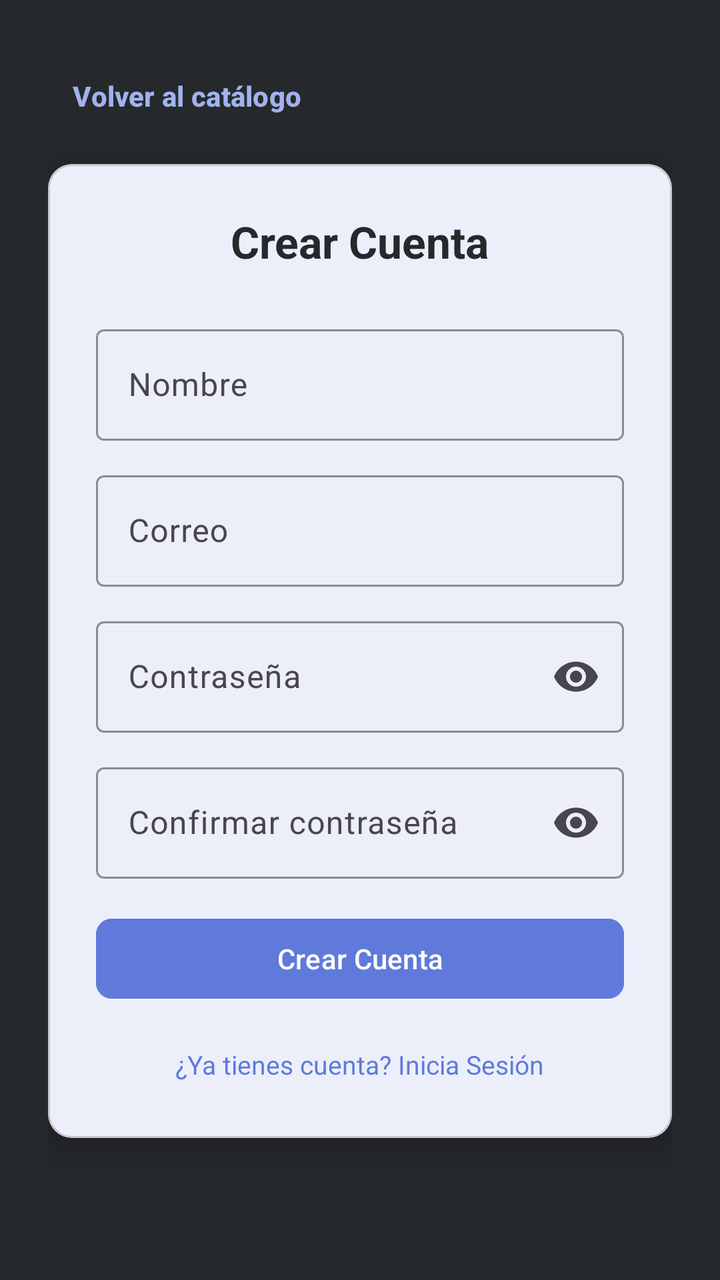
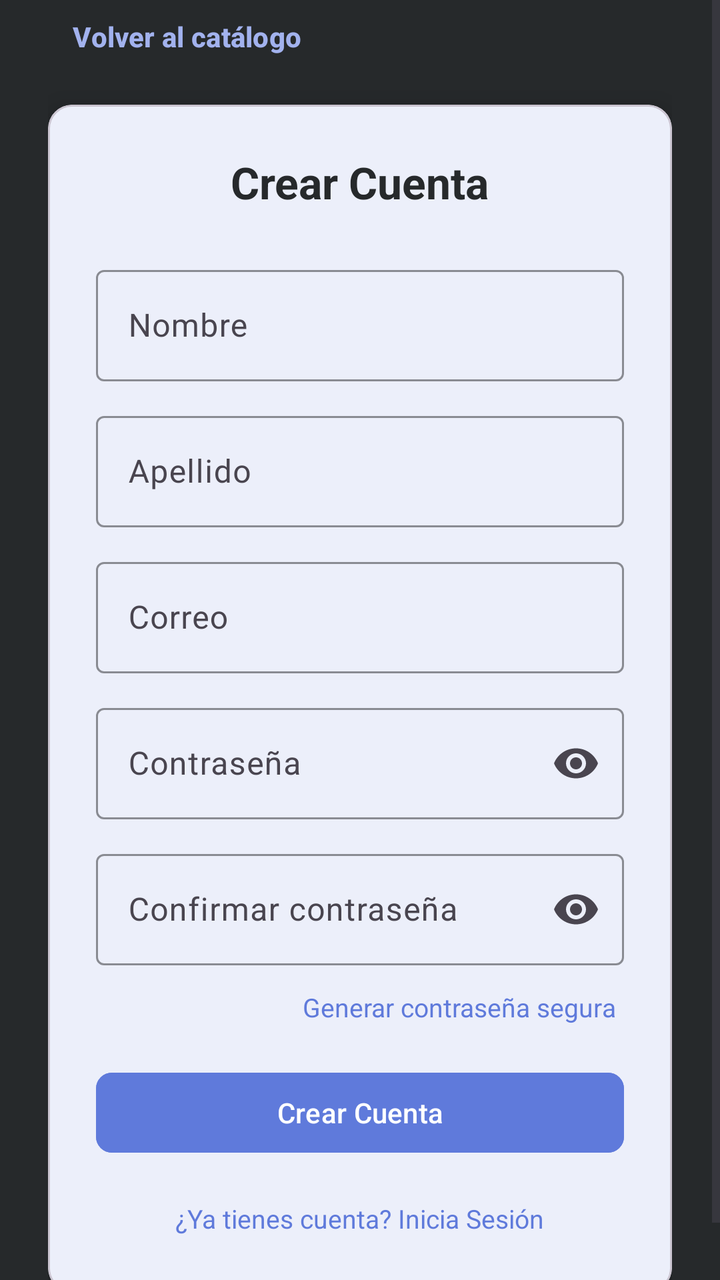

Two renders of the same Android screen: before a commit and after it. Below are the layout's source before the change and the commit's diff.
<!-- AndroidManifest.xml: application theme Theme.CompraSegura -->
<!-- res/layout/activity_register.xml -->
<?xml version="1.0" encoding="utf-8"?>
<ScrollView xmlns:android="http://schemas.android.com/apk/res/android"
    xmlns:app="http://schemas.android.com/apk/res-auto"
    xmlns:tools="http://schemas.android.com/tools"
    android:layout_width="match_parent"
    android:layout_height="match_parent"
    android:background="@color/dark_primary"
    android:fillViewport="true"
    tools:context=".ui.auth.RegisterActivity">

    <LinearLayout
        android:layout_width="match_parent"
        android:layout_height="wrap_content"
        android:layout_gravity="center_vertical"
        android:orientation="vertical"
        android:padding="24dp">

        
        <Button
            android:id="@+id/botonVolver"
            style="@style/Widget.Material3.Button.TextButton"
            android:layout_width="wrap_content"
            android:layout_height="wrap_content"
            android:layout_marginBottom="10dp"
            android:text="Volver al catálogo"
            android:textStyle="bold"
            android:textColor="@color/primary_light" />

        
        <com.google.android.material.card.MaterialCardView
            android:layout_width="match_parent"
            android:layout_height="wrap_content"
            app:cardBackgroundColor="@color/white"
            app:cardCornerRadius="12dp"
            app:cardElevation="8dp">

            <LinearLayout
                android:layout_width="match_parent"
                android:layout_height="wrap_content"
                android:orientation="vertical"
                android:padding="24dp">

                <TextView
                    android:layout_width="wrap_content"
                    android:layout_height="wrap_content"
                    android:layout_gravity="center_horizontal"
                    android:text="Crear Cuenta"
                    android:textColor="@color/text_primary"
                    android:textSize="22sp"
                    android:textStyle="bold" />

                
                <com.google.android.material.textfield.TextInputLayout
                    style="@style/Widget.Material3.TextInputLayout.OutlinedBox"
                    android:layout_width="match_parent"
                    android:layout_height="wrap_content"
                    android:layout_marginTop="24dp"
                    android:hint="Nombre"
                    app:boxStrokeColor="@color/primary"
                    app:hintTextColor="@color/text_secondary">

                    <com.google.android.material.textfield.TextInputEditText
                        android:id="@+id/campoNombre"
                        android:layout_width="match_parent"
                        android:layout_height="wrap_content"
                        android:autofillHints="name"
                        android:inputType="textPersonName" />
                </com.google.android.material.textfield.TextInputLayout>

                
                <com.google.android.material.textfield.TextInputLayout
                    style="@style/Widget.Material3.TextInputLayout.OutlinedBox"
                    android:layout_width="match_parent"
                    android:layout_height="wrap_content"
                    android:layout_marginTop="12dp"
                    android:hint="Correo"
                    app:boxStrokeColor="@color/primary"
                    app:hintTextColor="@color/text_secondary">

                    <com.google.android.material.textfield.TextInputEditText
                        android:id="@+id/campoCorreo"
                        android:layout_width="match_parent"
                        android:layout_height="wrap_content"
                        android:autofillHints="emailAddress"
                        android:inputType="textEmailAddress" />
                </com.google.android.material.textfield.TextInputLayout>

                
                <com.google.android.material.textfield.TextInputLayout
                    style="@style/Widget.Material3.TextInputLayout.OutlinedBox"
                    android:layout_width="match_parent"
                    android:layout_height="wrap_content"
                    android:layout_marginTop="12dp"
                    android:hint="Contraseña"
                    app:boxStrokeColor="@color/primary"
                    app:hintTextColor="@color/text_secondary"
                    app:endIconMode="password_toggle">

                    <com.google.android.material.textfield.TextInputEditText
                        android:id="@+id/campoPassword"
                        android:layout_width="match_parent"
                        android:layout_height="wrap_content"
                        android:autofillHints="newPassword"
                        android:inputType="textPassword" />
                </com.google.android.material.textfield.TextInputLayout>

                
                <com.google.android.material.textfield.TextInputLayout
                    style="@style/Widget.Material3.TextInputLayout.OutlinedBox"
                    android:layout_width="match_parent"
                    android:layout_height="wrap_content"
                    android:layout_marginTop="12dp"
                    android:hint="Confirmar contraseña"
                    app:boxStrokeColor="@color/primary"
                    app:hintTextColor="@color/text_secondary"
                    app:endIconMode="password_toggle">

                    <com.google.android.material.textfield.TextInputEditText
                        android:id="@+id/campoConfirmar"
                        android:layout_width="match_parent"
                        android:layout_height="wrap_content"
                        android:autofillHints="newPassword"
                        android:inputType="textPassword" />
                </com.google.android.material.textfield.TextInputLayout>

                
                <TextView
                    android:id="@+id/textoError"
                    android:layout_width="match_parent"
                    android:layout_height="wrap_content"
                    android:layout_marginTop="12dp"
                    android:textColor="@color/error"
                    android:visibility="gone" />

                
                <FrameLayout
                    android:layout_width="match_parent"
                    android:layout_height="wrap_content"
                    android:layout_marginTop="16dp">

                    <Button
                        android:id="@+id/botonRegistrar"
                        android:layout_width="match_parent"
                        android:layout_height="wrap_content"
                        android:text="Crear Cuenta"
                        android:textColor="@color/white"
                        android:backgroundTint="@color/primary"
                        app:cornerRadius="8dp" />

                    <ProgressBar
                        android:id="@+id/progreso"
                        android:layout_width="wrap_content"
                        android:layout_height="wrap_content"
                        android:layout_gravity="center"
                        android:visibility="gone"
                        android:indeterminateTint="@color/white" />
                </FrameLayout>

                
                <TextView
                    android:id="@+id/botonIrALogin"
                    android:layout_width="wrap_content"
                    android:layout_height="wrap_content"
                    android:layout_gravity="center_horizontal"
                    android:layout_marginTop="16dp"
                    android:text="¿Ya tienes cuenta? Inicia Sesión"
                    android:textColor="@color/primary"
                    android:textSize="13sp"
                    android:padding="4dp"
                    android:clickable="true"
                    android:focusable="true"
                    android:background="?attr/selectableItemBackground" />
            </LinearLayout>
        </com.google.android.material.card.MaterialCardView>
    </LinearLayout>
</ScrollView>
<!-- resources referenced by this layout -->
<resources>
  <color name="dark_primary">#26292B</color>
  <color name="error">#E53935</color>
  <color name="primary">#5F7ADB</color>
  <color name="primary_light">#A2B2EE</color>
  <color name="text_primary">#26292B</color>
  <color name="text_secondary">#6B7280</color>
  <color name="white">#FFFFFF</color>
  <style name="Theme.CompraSegura" parent="Base.Theme.CompraSegura" />
  <style name="Base.Theme.CompraSegura" parent="Theme.Material3.Light.NoActionBar">
          
          <item name="colorPrimary">@color/primary</item>
          <item name="colorOnPrimary">@color/white</item>
          <item name="colorSecondary">@color/primary_light</item>
          <item name="colorOnSecondary">@color/dark_primary</item>
  
          
          <item name="android:colorBackground">@color/white</item>
          <item name="colorSurface">@color/white</item>
          <item name="colorOnSurface">@color/text_primary</item>
  
          
          <item name="android:statusBarColor">@color/dark_primary</item>
          <item name="android:navigationBarColor">@color/dark_primary</item>
      </style>
</resources>

<!-- the commit's change to res/layout/activity_register.xml (unified diff, before → after) -->
@@ -73,6 +73,24 @@
                     android:layout_width="match_parent"
                     android:layout_height="wrap_content"
                     android:layout_marginTop="12dp"
+                    android:hint="Apellido"
+                    app:boxStrokeColor="@color/primary"
+                    app:hintTextColor="@color/text_secondary">
+
+                    <com.google.android.material.textfield.TextInputEditText
+                        android:id="@+id/campoApellido"
+                        android:layout_width="match_parent"
+                        android:layout_height="wrap_content"
+                        android:autofillHints="name"
+                        android:inputType="textPersonName" />
+                </com.google.android.material.textfield.TextInputLayout>
+
+                
+                <com.google.android.material.textfield.TextInputLayout
+                    style="@style/Widget.Material3.TextInputLayout.OutlinedBox"
+                    android:layout_width="match_parent"
+                    android:layout_height="wrap_content"
+                    android:layout_marginTop="12dp"
                     android:hint="Correo"
                     app:boxStrokeColor="@color/primary"
                     app:hintTextColor="@color/text_secondary">
@@ -122,6 +140,21 @@
                         android:autofillHints="newPassword"
                         android:inputType="textPassword" />
                 </com.google.android.material.textfield.TextInputLayout>
+
+                
+                <TextView
+                    android:id="@+id/botonGenerarPassword"
+                    android:layout_width="wrap_content"
+                    android:layout_height="wrap_content"
+                    android:layout_gravity="end"
+                    android:layout_marginTop="8dp"
+                    android:text="Generar contraseña segura"
+                    android:textColor="@color/primary"
+                    android:textSize="13sp"
+                    android:padding="4dp"
+                    android:clickable="true"
+                    android:focusable="true"
+                    android:background="?attr/selectableItemBackground" />
 
                 
                 <TextView
